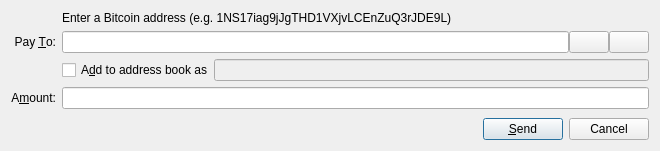
Old version of the form src/qt/forms/sendcoinsdialog.ui in the repository raffermeko/bitcoin.
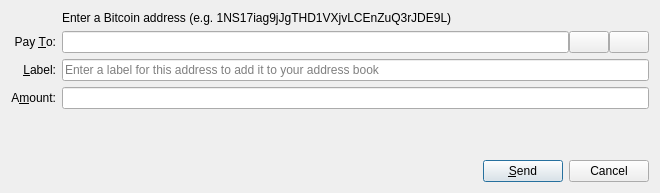
New version of the form. Icons and pictures are not drawn. Custom widgets are drawn as their Qt base class.

Commit message: Send: dialog redesign (automatically look up label for entered address)

What changed in the file:
```diff
--- a/src/qt/forms/sendcoinsdialog.ui
+++ b/src/qt/forms/sendcoinsdialog.ui
@@ -7,7 +7,7 @@
     <x>0</x>
     <y>0</y>
     <width>660</width>
-    <height>151</height>
+    <height>193</height>
    </rect>
   </property>
   <property name="windowTitle">
@@ -122,28 +122,34 @@
        <property name="spacing">
         <number>0</number>
        </property>
-       <item>
-        <widget class="QCheckBox" name="addToAddressBook">
-         <property name="toolTip">
-          <string>Add specified destination address to address book</string>
-         </property>
-         <property name="text">
-          <string>A&amp;dd to address book as</string>
-         </property>
-        </widget>
-       </item>
        <item>
         <widget class="QLineEdit" name="addAsLabel">
          <property name="enabled">
-          <bool>false</bool>
+          <bool>true</bool>
          </property>
          <property name="toolTip">
           <string>Label to add address as</string>
          </property>
+         <property name="placeholderText">
+          <string>Enter a label for this address to add it to your address book</string>
+         </property>
         </widget>
        </item>
       </layout>
      </item>
+     <item row="4" column="0">
+      <widget class="QLabel" name="label_4">
+       <property name="text">
+        <string>&amp;Label:</string>
+       </property>
+       <property name="alignment">
+        <set>Qt::AlignRight|Qt::AlignTrailing|Qt::AlignVCenter</set>
+       </property>
+       <property name="buddy">
+        <cstring>addAsLabel</cstring>
+       </property>
+      </widget>
+     </item>
     </layout>
    </item>
    <item>
```
Left out of the diff: 1 changed line with no effect on the pictures. The commit also changes 11 other files.
